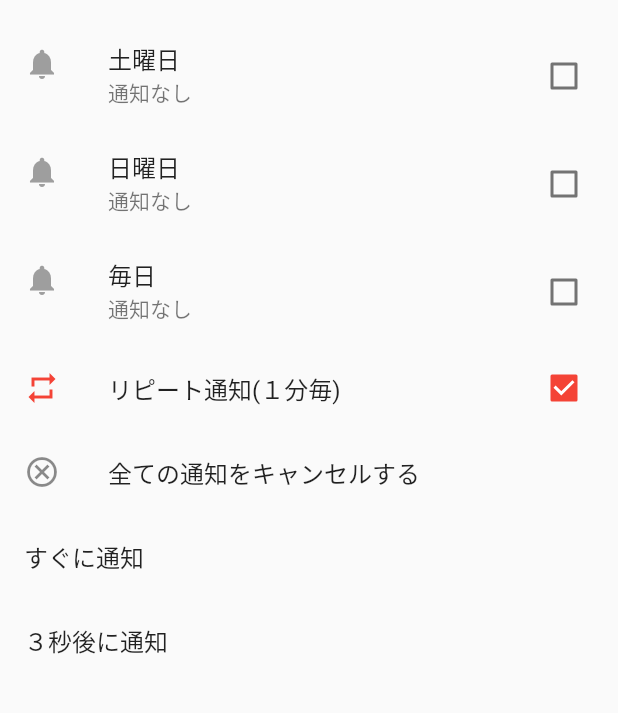
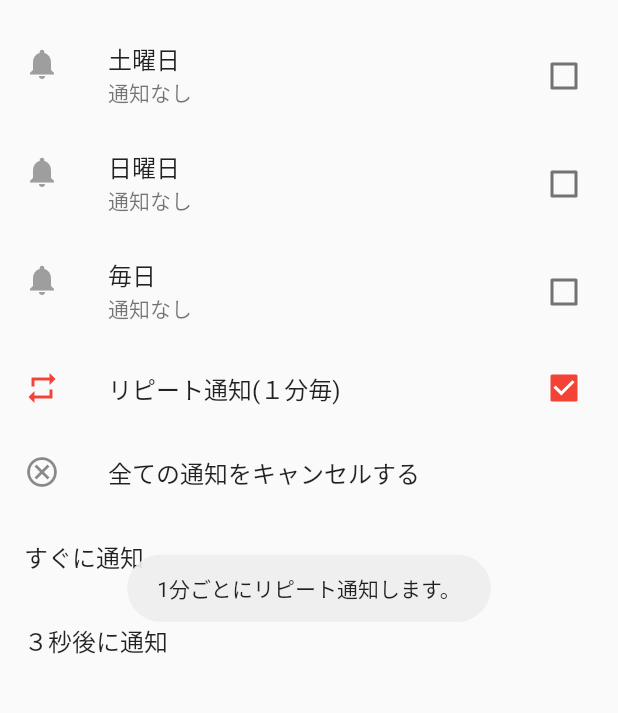
Before and after one commit to seki000/local_notification, a Flutter app: the screen it shows after launch, after a tap on "リピート通知(１分毎)", on a phone screen of 412 x 824 dp, the part 518-1231 px from its top. Run offline on Flutter 3.47's test engine with Material 2 defaults, Android fonts, the phone set to English and light mode, and no system bars; our stand-ins replace flutter_datetime_picker, flutter_local_notifications, flutter_native_timezone, fluttertoast, shared_preferences, timezone.

Commit message:
不要コード削除、リピート通知来なかったので修正、その他微修正

```diff
--- a/lib/home_screen.dart
+++ b/lib/home_screen.dart
@@ -1,5 +1,7 @@
 import 'package:flutter/material.dart';
 import 'package:flutter_datetime_picker/flutter_datetime_picker.dart';
+import 'package:local_notification/parts/cancel_all_dialog.dart';
+import 'package:local_notification/parts/custom_checkbox_listtile.dart';
 import 'package:local_notification/viewmodel/view_model.dart';
 import 'package:provider/provider.dart';
 
@@ -101,6 +103,7 @@ class _HomeScreenState extends State<HomeScreen> {
                     onChanged: (isChecked) {
                       vm.isRepeatOneMinutesNotificationEnabled = isChecked!;
                       if (vm.isRepeatOneMinutesNotificationEnabled == true) {
+                        vm.setRepeatOneMinutesNotification();
                       } else {
                         vm.setCancelNotification(
                             NotificationId: vm.repeatOneMinutesNotificationId,
@@ -114,7 +117,7 @@ class _HomeScreenState extends State<HomeScreen> {
                   onTap: () {
                     showDialog(
                         context: context,
-                        builder: (_) => _cancelAllAndDialog());
+                        builder: (_) => CancelAllDialog());
                   },
                 ),
                 ListTile(
@@ -190,27 +193,16 @@ class _HomeScreenState extends State<HomeScreen> {
   Widget _notificationCheckListTile({
     required isNotificationEnabled,
     required weekOrEverydayTime,
-    weekday,
+    weekday, //曜日は毎日通知だといらないので曜日指定の時だけ入れる
     required stringMessageText,
     required notificationId,
     required enumType,
   }) {
     final vm = context.read<FlutterLocalNotificationViewModel>();
-    return CheckboxListTile(
-        title: Text(stringMessageText),
-        subtitle: _changeSubTitle(
-          isNotificationEnabled: isNotificationEnabled,
-          weekTime: weekOrEverydayTime,
-        ),
-        activeColor: Colors.red,
-        checkColor: Colors.white,
-        secondary: Icon(
-          Icons.notifications,
-          color: isNotificationEnabled ? Colors.red : Colors.grey,
-          // color: Colors.red,
-        ),
-        controlAffinity: ListTileControlAffinity.trailing,
-        value: isNotificationEnabled,
+    return  CustomCheckboxListTile(
+        stringMessageText: stringMessageText,
+        isNotificationEnabled: isNotificationEnabled,
+        weekOrEverydayTime: weekOrEverydayTime,
         onChanged: (isChecked) async {
           isNotificationEnabled = isChecked!;
           vm.notificationCheckUpdate(weekday, isChecked);
@@ -244,41 +236,7 @@ class _HomeScreenState extends State<HomeScreen> {
                   toastMessage: stringMessageText);
             }
           }
-        });
-  }
-
-  _changeSubTitle(
-      {required bool isNotificationEnabled, required DateTime weekTime}) {
-    return isNotificationEnabled
-        ? Text("通知する時間:${weekTime.hour}時${weekTime.minute}分")
-        : Text("通知なし");
-  }
-
-  _cancelAllAndDialog() {
-    final vm = context.read<FlutterLocalNotificationViewModel>();
-    return AlertDialog(
-      title: Text(
-        "全ての通知をキャンセルしますか？",
-        style: TextStyle(fontSize: 14),
-        textAlign: TextAlign.center,
-      ),
-      content: Row(
-        mainAxisAlignment: MainAxisAlignment.spaceEvenly,
-        children: [
-          TextButton(
-            onPressed: () {
-              vm.setCancelAllNotification();
-              Navigator.pop(context);
-            },
-            child: Text("はい"),
-          ),
-          TextButton(
-              onPressed: () {
-                Navigator.pop(context);
-              },
-              child: Text("いいえ"))
-        ],
-      ),
+        }
     );
   }
 }
--- /dev/null
+++ b/lib/parts/custom_checkbox_listtile.dart
@@ -0,0 +1,45 @@
+import 'package:flutter/material.dart';
+
+class CustomCheckboxListTile extends StatelessWidget {
+  final String stringMessageText;
+
+  final bool isNotificationEnabled;
+
+  final DateTime weekOrEverydayTime;
+
+  final ValueChanged onChanged;
+
+  const CustomCheckboxListTile({
+    required this.stringMessageText,
+    required this.isNotificationEnabled,
+    required this.weekOrEverydayTime,
+    required this.onChanged,
+  });
+
+  @override
+  Widget build(BuildContext context) {
+    return CheckboxListTile(
+        title: Text(stringMessageText),
+        subtitle: _changeSubTitle(
+          isNotificationEnabled: isNotificationEnabled,
+          weekTime: weekOrEverydayTime,
+        ),
+        activeColor: Colors.red,
+        checkColor: Colors.white,
+        secondary: Icon(
+          Icons.notifications,
+          color: isNotificationEnabled ? Colors.red : Colors.grey,
+          // color: Colors.red,
+        ),
+        controlAffinity: ListTileControlAffinity.trailing,
+        value: isNotificationEnabled,
+        onChanged: onChanged
+        );
+  }
+
+_changeSubTitle(
+    {required bool isNotificationEnabled, required DateTime weekTime}) {
+  return isNotificationEnabled
+      ? Text("通知する時間:${weekTime.hour}時${weekTime.minute}分")
+      : Text("通知なし");
+}}
--- a/lib/payload_screen.dart
+++ b/lib/payload_screen.dart
@@ -1,12 +1,6 @@
 import 'package:flutter/material.dart';
 
 class PayloadScreen extends StatelessWidget {
-  // String payload;
-
-  // PayloadScreen({
-  //   // required this.payload
-  // });
-
   @override
   Widget build(BuildContext context) {
     return Scaffold(
--- a/lib/viewmodel/view_model.dart
+++ b/lib/viewmodel/view_model.dart
@@ -2,7 +2,6 @@ import 'dart:async';
 
 import 'package:flutter/cupertino.dart';
 import 'package:flutter/material.dart';
-import 'package:flutter_local_notifications/flutter_local_notifications.dart';
 import 'package:local_notification/model/notification_repository.dart';
 import 'package:local_notification/model/shared_prefs.dart';
 
```
Also changed, not shown: lib/model/notification_repository.dart (+0 -108 lines), lib/model/shared_prefs.dart (+37 -55 lines), lib/parts/cancel_all_dialog.dart (added, +37 -0 lines).
